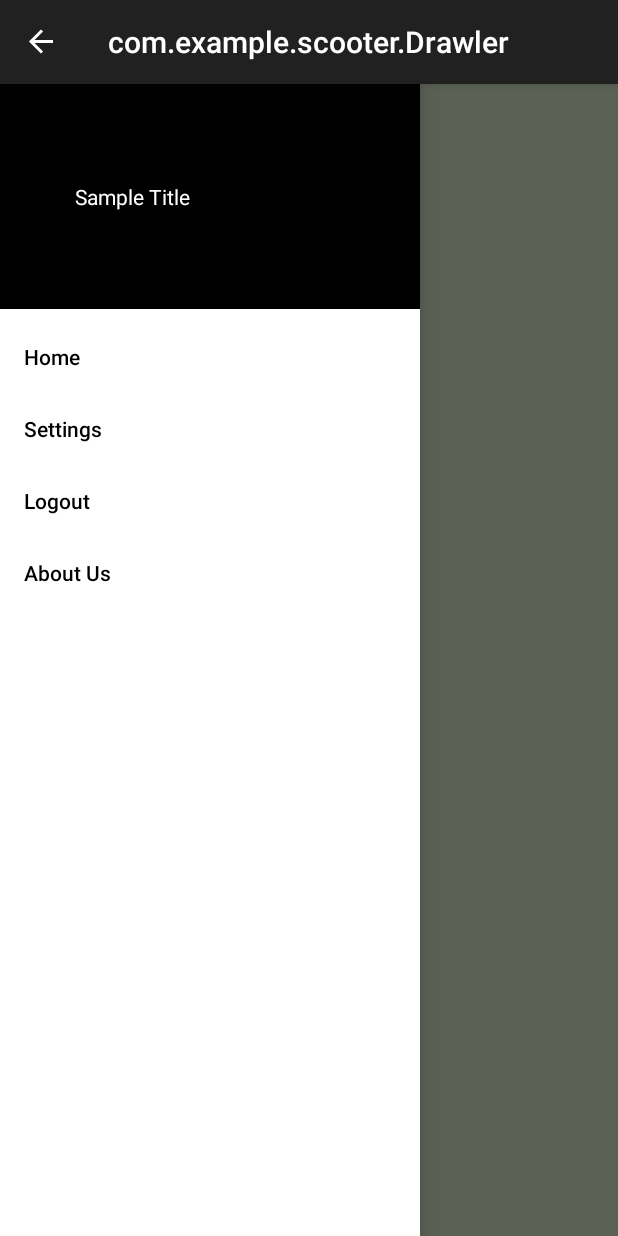
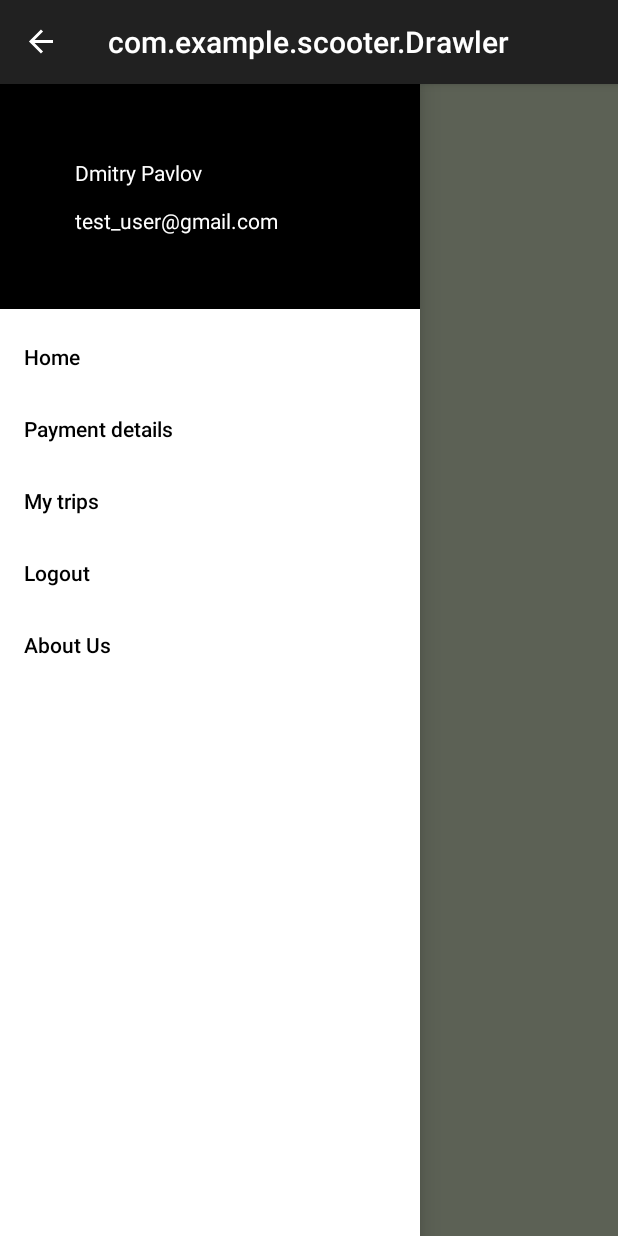
Before and after one commit to moevm/adfmp1h23-scooter, an Android app: the Drawler screen opened directly, with no data from a screen before it, with the side drawer open, on a phone screen of 412 x 824 dp. Run offline under Robolectric (Android 15) with nearby library versions, the phone set to English and light mode, and no system bars.

Commit message:
edit menu items

```diff
--- a/app/src/main/res/layout/nav_header.xml
+++ b/app/src/main/res/layout/nav_header.xml
@@ -8,7 +8,7 @@
     <TextView
         android:layout_width="wrap_content"
         android:layout_height="wrap_content"
-        android:text="Sample Title"
+        android:text="Dmitry Pavlov\n\ntest_user@gmail.com"
         app:layout_constraintTop_toTopOf="parent"
         app:layout_constraintBottom_toBottomOf="parent"
         app:layout_constraintStart_toStartOf="parent"
--- a/app/src/main/res/menu/drawler_items.xml
+++ b/app/src/main/res/menu/drawler_items.xml
@@ -6,8 +6,12 @@
         android:title="Home" />
 
     <item
-        android:id="@+id/nav_settings"
-        android:title="Settings" />
+        android:id="@+id/nav_payment_details"
+        android:title="Payment details" />
+
+    <item
+        android:id="@+id/nav_my_trips"
+        android:title="My trips" />
 
     <item
         android:id="@+id/nav_logout"
```
Also changed, not shown: app/src/main/java/com/example/scooter/Sidebar.kt (+6 -2 lines).
